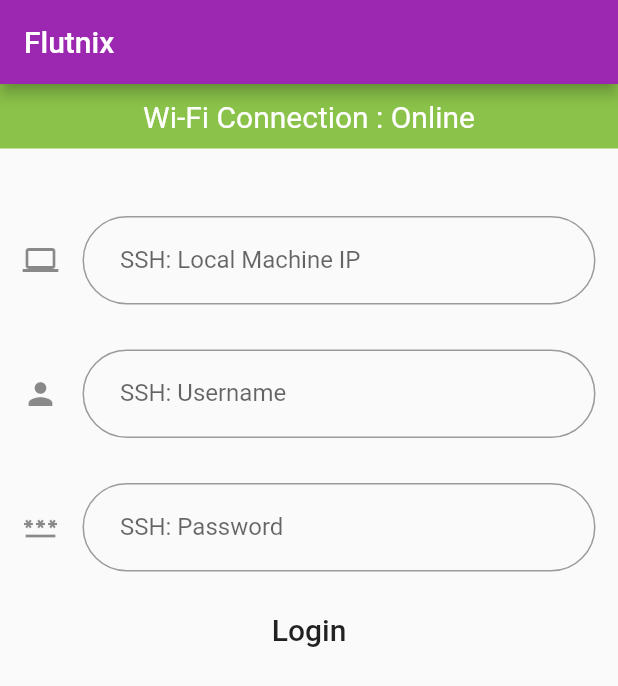
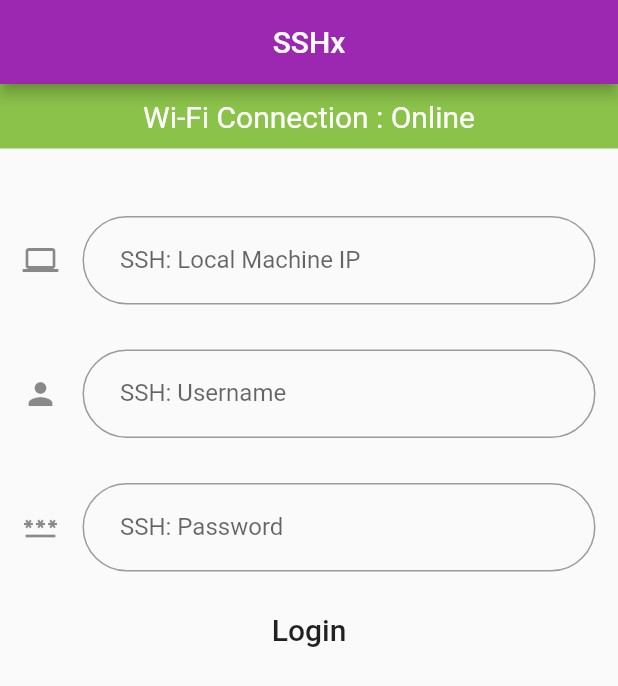
Before and after one commit to denixsucks/SSHx, a Flutter app: the screen it shows after launch, after a tap on "Login", on a phone screen of 412 x 824 dp. Shown: the top 686 px of the screen. Run offline on Flutter 3.47's test engine with Material 2 defaults, Android fonts, the phone set to English and light mode, and no system bars; our stand-ins replace connectivity_plus; missing offline and left inert: dartssh2.

Commit message:
shit it stopped working again

```diff
--- a/lib/loginscreen.dart
+++ b/lib/loginscreen.dart
@@ -1,5 +1,6 @@
 import 'dart:async';
 import 'package:connectivity_plus/connectivity_plus.dart';
+import 'package:flutnix/home.dart';
 import 'package:flutter/material.dart';
 import 'package:dartssh2/dartssh2.dart';
 
@@ -15,7 +16,7 @@
   StreamSubscription? connection;
   bool isoffline = false;
   String sshIP = '';
-  String sshName = '';
+  String sshUsername = '';
   String sshPassword = '';
   bool isConnectedSSH = false;
 
@@ -44,23 +45,34 @@
     super.dispose();
   }
 
-  Future<SSHClient?> sshConnect() async {
-    setState(() {});
+  sshConnect() async {
     SSHClient? client;
     try {
       client = SSHClient(
         await SSHSocket.connect(sshIP, 22),
-        username: sshName,
+        username: sshUsername,
         onPasswordRequest: () => sshPassword,
       );
       isConnectedSSH = true;
+      _navigateToHome(client);
     } catch (e) {
-      client = null;
-      isConnectedSSH = false;
+      //client = null;
+      //isConnectedSSH = false;
       debugPrint("Connection refused");
       debugPrint("Error:" + e.toString());
+      showDialog(context: context, builder: (context) => const ErrorWidget());
     }
-    return client;
+  }
+
+  _navigateToHome(SSHClient client) async {
+    await Future.delayed(const Duration(milliseconds: 5000), () {});
+    Navigator.pushReplacement(
+        context,
+        MaterialPageRoute(
+            builder: (context) => UsefulPage(
+                sshIP: sshIP,
+                sshPassword: sshPassword,
+                sshUsername: sshUsername)));
   }
 
 //------------------------------- STATELESS WIDGETS
@@ -68,7 +80,7 @@
   Widget build(BuildContext context) {
     return Scaffold(
       appBar: AppBar(
-        title: const Text("Flutnix"),
+        title: const Center(child: Text("SSHx")),
         backgroundColor: Colors.purple,
       ),
       body: Center(
@@ -90,7 +102,7 @@
         Padding(
           padding: const EdgeInsets.all(15),
           child: TextField(
-            keyboardType: TextInputType.text,
+            keyboardType: TextInputType.emailAddress,
             onChanged: (val) {
               setState(() {
                 sshIP = val;
@@ -112,7 +124,7 @@
             keyboardType: TextInputType.emailAddress,
             onChanged: (val) {
               setState(() {
-                sshName = val;
+                sshUsername = val;
               });
             },
             decoration: InputDecoration(
@@ -148,15 +160,24 @@
         Padding(
           padding: const EdgeInsets.only(bottom: 5),
           child: ButtonTheme(
-            height: 56,
-            child: TextButton(
-              child: const Text('Login',
-                  style: TextStyle(color: Colors.black87, fontSize: 20)),
-              onPressed: () => {sshConnect()},
-            ),
-          ),
+              height: 56,
+              child: TextButton(
+                  child: const Text('Login',
+                      style: TextStyle(color: Colors.black87, fontSize: 20)),
+                  onPressed: () => {sshConnect()})),
         )
       ])),
     );
   }
 }
+
+class ErrorWidget extends StatelessWidget {
+  const ErrorWidget({Key? key}) : super(key: key);
+
+  @override
+  Widget build(BuildContext context) {
+    return const AlertDialog(
+      title: Text("Couldnt connect SSH..."),
+    );
+  }
+}
--- a/lib/splash.dart
+++ b/lib/splash.dart
@@ -12,11 +12,11 @@
   @override
   void initState() {
     super.initState();
-    _navigateToHome();
+    _navigateToLogin();
   }
 
-  _navigateToHome() async {
-    await Future.delayed(const Duration(milliseconds: 2000), () {});
+  _navigateToLogin() async {
+    await Future.delayed(const Duration(milliseconds: 3000), () {});
     Navigator.pushReplacement(
         context, MaterialPageRoute(builder: (context) => const Home()));
   }
@@ -24,13 +24,21 @@
   @override
   Widget build(BuildContext context) {
     return Scaffold(
-      body: Center(
-        // ignore: avoid_unnecessary_containers
-        child: Container(
-          child: const Text('SSHx',
-              style: TextStyle(fontSize: 24, fontWeight: FontWeight.bold)),
-        ),
-      ),
-    );
+        backgroundColor: Colors.purple,
+        body: Center(
+            child: ListView(shrinkWrap: true, children: const [
+          Center(
+              child: Text('SSHx',
+                  style: TextStyle(
+                      fontSize: 62,
+                      fontWeight: FontWeight.bold,
+                      color: Colors.white))),
+          Center(
+              child: Text('Loading....',
+                  style: TextStyle(
+                      fontSize: 24,
+                      fontWeight: FontWeight.normal,
+                      color: Colors.white))),
+        ])));
   }
 }
```
Also changed, not shown: lib/home.dart (+66 -2 lines).
